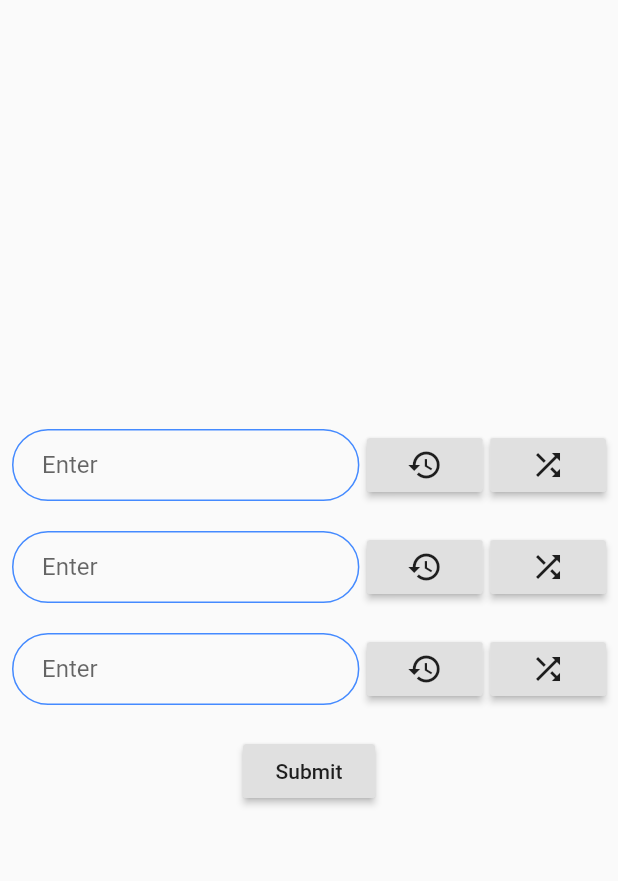
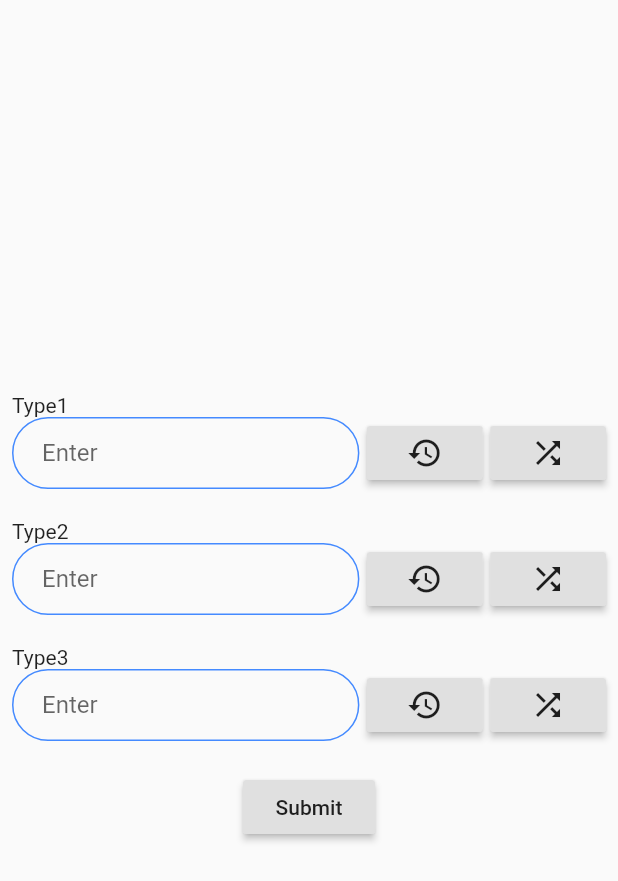
Before and after one commit to full-stack-engineer/pick_three, a Flutter app: the PickAddScreen screen opened by its route, on a phone screen of 412 x 824 dp. Shown: the top 881 px of the screen. Run offline on Flutter 3.47's test engine with Material 2 defaults, Android fonts, the light colour scheme and no system bars.

Commit message:
add type text

```diff
--- a/lib/src/screens/pick_add_screen.dart
+++ b/lib/src/screens/pick_add_screen.dart
@@ -1,6 +1,5 @@
 import 'package:flutter/material.dart';
 import 'package:flutter/rendering.dart';
-
 import '../constants.dart';
 
 class PickAddScreen extends StatelessWidget {
@@ -14,7 +13,9 @@ class PickAddScreen extends StatelessWidget {
           padding: const EdgeInsets.all(8.0),
           child: Column(
             mainAxisAlignment: MainAxisAlignment.center,
+            crossAxisAlignment: CrossAxisAlignment.start,
             children: <Widget>[
+              Text('Type1'),
               Row(
                 children: <Widget>[
                   Expanded(
@@ -46,6 +47,7 @@ class PickAddScreen extends StatelessWidget {
               SizedBox(
                 height: 20,
               ),
+              Text('Type2'),
               Row(
                 children: <Widget>[
                   Expanded(
@@ -77,6 +79,7 @@ class PickAddScreen extends StatelessWidget {
               SizedBox(
                 height: 20,
               ),
+              Text('Type3'),
               Row(
                 children: <Widget>[
                   Expanded(
@@ -108,10 +111,12 @@ class PickAddScreen extends StatelessWidget {
               SizedBox(
                 height: 20,
               ),
-              RaisedButton(
-                onPressed: () {},
-                child: Text(
-                  'Submit',
+              Center(
+                child: RaisedButton(
+                  onPressed: () {},
+                  child: Text(
+                    'Submit',
+                  ),
                 ),
               ),
             ],
```
